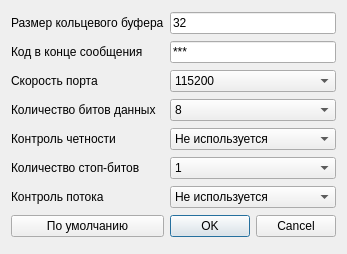
First picture: the form in appsettings.ui, repository SeegmaEpsilon/VD17_GUI, before the edit.
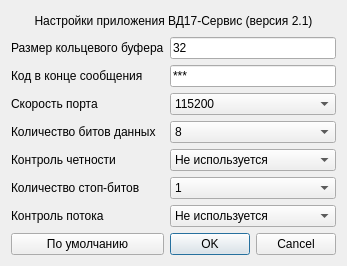
Second picture: the form after the edit.

What changed in the file:
```diff
--- a/appsettings.ui
+++ b/appsettings.ui
@@ -6,50 +6,43 @@
    <rect>
     <x>0</x>
     <y>0</y>
-    <width>337</width>
-    <height>254</height>
+    <width>328</width>
+    <height>261</height>
    </rect>
   </property>
   <property name="windowTitle">
    <string>Dialog</string>
   </property>
   <layout class="QGridLayout" name="gridLayout">
-   <item row="0" column="1">
-    <widget class="QLineEdit" name="lineEdit_bufferSize">
-     <property name="text">
-      <string>32</string>
-     </property>
-    </widget>
-   </item>
-   <item row="1" column="1">
+   <item row="2" column="1">
     <widget class="QLineEdit" name="lineEdit_messageCode">
      <property name="text">
       <string>***</string>
      </property>
     </widget>
    </item>
-   <item row="1" column="0">
-    <widget class="QLabel" name="label_messageCode">
+   <item row="1" column="1">
+    <widget class="QLineEdit" name="lineEdit_bufferSize">
      <property name="text">
-      <string>Код в конце сообщения</string>
+      <string>32</string>
      </property>
     </widget>
    </item>
    <item row="3" column="0">
-    <widget class="QLabel" name="label_UART_dataBits">
+    <widget class="QLabel" name="label_UART_speed">
      <property name="text">
-      <string>Количество битов данных</string>
+      <string>Скорость порта</string>
      </property>
     </widget>
    </item>
-   <item row="0" column="0">
+   <item row="1" column="0">
     <widget class="QLabel" name="label_bufferSize">
      <property name="text">
       <string>Размер кольцевого буфера</string>
      </property>
     </widget>
    </item>
-   <item row="2" column="1">
+   <item row="3" column="1">
     <widget class="QComboBox" name="comboBox_UART_speed">
      <item>
       <property name="text">
@@ -94,61 +87,58 @@
     </widget>
    </item>
    <item row="2" column="0">
-    <widget class="QLabel" name="label_UART_speed">
+    <widget class="QLabel" name="label_messageCode">
      <property name="text">
-      <string>Скорость порта</string>
+      <string>Код в конце сообщения</string>
      </property>
     </widget>
    </item>
-   <item row="3" column="1">
-    <widget class="QComboBox" name="comboBox_UART_dataBits">
-     <item>
-      <property name="text">
-       <string>8</string>
-      </property>
-     </item>
-     <item>
-      <property name="text">
-       <string>7</string>
-      </property>
-     </item>
-     <item>
-      <property name="text">
-       <string>6</string>
-      </property>
-     </item>
-     <item>
-      <property name="text">
-       <string>5</string>
-      </property>
-     </item>
+   <item row="4" column="0">
+    <widget class="QLabel" name="label_UART_dataBits">
+     <property name="text">
+      <string>Количество битов данных</string>
+     </property>
     </widget>
    </item>
-   <item row="5" column="0">
+   <item row="6" column="0">
     <widget class="QLabel" name="label_UART_stopBits">
      <property name="text">
       <string>Количество стоп-битов</string>
      </property>
     </widget>
    </item>
-   <item row="4" column="0">
+   <item row="5" column="0">
     <widget class="QLabel" name="label_UAR_parity">
      <property name="text">
       <string>Контроль четности</string>
      </property>
     </widget>
    </item>
-   <item row="7" column="1">
-    <widget class="QDialogButtonBox" name="buttonBox">
-     <property name="orientation">
-      <enum>Qt::Horizontal</enum>
-     </property>
-     <property name="standardButtons">
-      <set>QDialogButtonBox::Cancel|QDialogButtonBox::Ok</set>
-     </property>
-    </widget>
-   </item>
    <item row="4" column="1">
+    <widget class="QComboBox" name="comboBox_UART_dataBits">
+     <item>
+      <property name="text">
+       <string>8</string>
+      </property>
+     </item>
+     <item>
+      <property name="text">
+       <string>7</string>
+      </property>
+     </item>
+     <item>
+      <property name="text">
+       <string>6</string>
+      </property>
+     </item>
+     <item>
+      <property name="text">
+       <string>5</string>
+      </property>
+     </item>
+    </widget>
+   </item>
+   <item row="5" column="1">
     <widget class="QComboBox" name="comboBox_UART_parity">
      <item>
       <property name="text">
@@ -177,7 +167,24 @@
      </item>
     </widget>
    </item>
-   <item row="6" column="1">
+   <item row="8" column="1">
+    <widget class="QDialogButtonBox" name="buttonBox">
+     <property name="orientation">
+      <enum>Qt::Horizontal</enum>
+     </property>
+     <property name="standardButtons">
+      <set>QDialogButtonBox::Cancel|QDialogButtonBox::Ok</set>
+     </property>
+    </widget>
+   </item>
+   <item row="7" column="0">
+    <widget class="QLabel" name="label_UART_flowControl">
+     <property name="text">
+      <string>Контроль потока</string>
+     </property>
+    </widget>
+   </item>
+   <item row="7" column="1">
     <widget class="QComboBox" name="comboBox_UART_flowControl">
      <item>
       <property name="text">
@@ -196,14 +203,14 @@
      </item>
     </widget>
    </item>
-   <item row="6" column="0">
-    <widget class="QLabel" name="label_UART_flowControl">
+   <item row="8" column="0">
+    <widget class="QPushButton" name="pushButton_defaultSettings">
      <property name="text">
-      <string>Контроль потока</string>
+      <string>По умолчанию</string>
      </property>
     </widget>
    </item>
-   <item row="5" column="1">
+   <item row="6" column="1">
     <widget class="QComboBox" name="comboBox_UART_stopBits">
      <item>
       <property name="text">
@@ -222,10 +229,25 @@
      </item>
     </widget>
    </item>
-   <item row="7" column="0">
-    <widget class="QPushButton" name="pushButton_defaultSettings">
+   <item row="0" column="0" colspan="2">
+    <widget class="QLabel" name="label">
+     <property name="sizePolicy">
+      <sizepolicy hsizetype="MinimumExpanding" vsizetype="Preferred">
+       <horstretch>0</horstretch>
+       <verstretch>0</verstretch>
+      </sizepolicy>
+     </property>
+     <property name="minimumSize">
+      <size>
+       <width>0</width>
+       <height>20</height>
+      </size>
+     </property>
      <property name="text">
-      <string>По умолчанию</string>
+      <string>Настройки приложения ВД17-Сервис (версия 2.1)</string>
+     </property>
+     <property name="alignment">
+      <set>Qt::AlignCenter</set>
      </property>
     </widget>
    </item>
```
